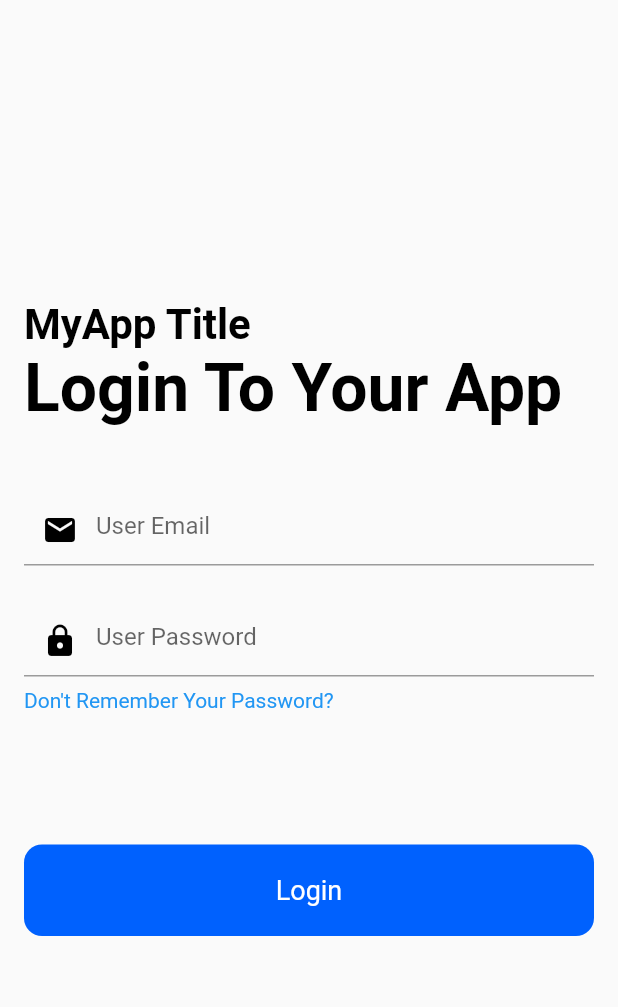
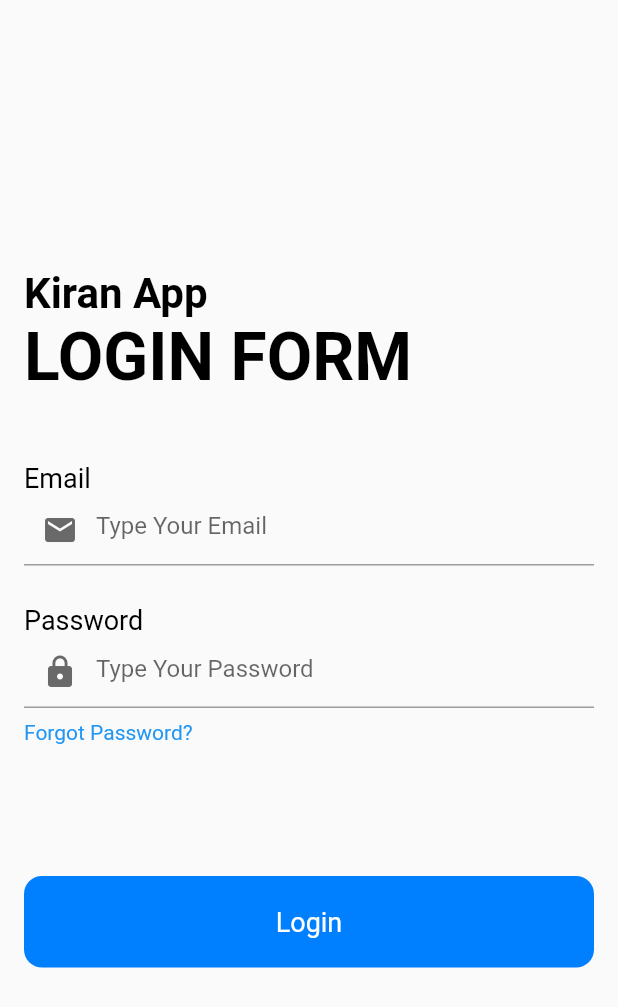
Before and after one commit to kiraninda/Flutter, a Flutter app: the screen it shows after launch, on a phone screen of 412 x 824 dp. Shown: the top 1007 px of the screen. Run offline on Flutter 3.47's test engine with Material 2 defaults, Android fonts, the phone set to English and light mode, and no system bars; our stand-ins replace firebase_auth, firebase_core; accounts and stored records are empty.

Commit message:
Flutter Project

```diff
--- a/lib/main.dart
+++ b/lib/main.dart
@@ -1,6 +1,9 @@
+import 'package:firebase_core/firebase_core.dart';
+import 'package:firebase_auth/firebase_auth.dart';
 import 'package:flutter/material.dart';
 
 void main() {
+
   runApp(const MyApp());
 }
 
@@ -51,37 +54,43 @@ class _LoginState extends State<Login> {
         mainAxisAlignment: MainAxisAlignment.center,
         crossAxisAlignment: CrossAxisAlignment.start,
         children: [
-          const Text("MyApp Title", style:TextStyle(color: Colors.black, fontSize: 28.0,
+          const Text("Kiran App", style:TextStyle(color: Colors.black, fontSize: 28.0,
           fontWeight: FontWeight.bold,
           ),
           ),
-          const Text("Login To Your App",style: TextStyle(color: Colors.black, fontSize: 44.0, fontWeight:FontWeight.bold,
+          const Text("LOGIN FORM",style: TextStyle(color: Colors.black, fontSize: 44.0, fontWeight:FontWeight.bold,
           ),
           ),
           const SizedBox(height: 44.0,
+          ),
+          const Text("Email", style:TextStyle(color: Colors.black, fontSize: 18.0,
+          ),
           ),
           TextField(
             controller: _emailController,
             keyboardType: TextInputType.emailAddress,
             decoration: const InputDecoration(
-              hintText: "User Email",
-              prefixIcon: Icon(Icons.mail, color: Colors.black),
+              hintText: "Type Your Email",
+              prefixIcon: Icon(Icons.mail, color: Color.fromARGB(255, 105, 105, 105)),
               ),
           ),
           const SizedBox(
             height: 26.0,
           ),
+          const Text("Password", style:TextStyle(color: Colors.black, fontSize: 18.0,
+          ),
+          ),
           TextField(
             controller: _passwordController,
             obscureText: true,
             decoration: const InputDecoration(
-              hintText: "User Password",
-              prefixIcon: Icon(Icons.lock, color: Colors.black),
+              hintText: "Type Your Password",
+              prefixIcon: Icon(Icons.lock, color: Color.fromARGB(255, 105, 105, 105)),
               ),
           ),
           const SizedBox(height: 8.0,
           ),
-          const Text("Don't Remember Your Password?",
+          const Text("Forgot Password?",
           style: TextStyle(color: Colors.blue),
           ),
           const SizedBox(
@@ -90,7 +99,7 @@ class _LoginState extends State<Login> {
           Container(
             width: double.infinity,
             child: RawMaterialButton(
-              fillColor: const Color.fromARGB(255, 0, 97, 254),
+              fillColor: Color.fromARGB(255, 0, 127, 254),
               elevation: 0.0,
               padding: const EdgeInsets.symmetric(vertical: 20.0),
               shape: RoundedRectangleBorder(borderRadius: BorderRadius.circular(12.0)),
--- a/pubspec.yaml
+++ b/pubspec.yaml
@@ -35,6 +35,8 @@ dependencies:
   # The following adds the Cupertino Icons font to your application.
   # Use with the CupertinoIcons class for iOS style icons.
   cupertino_icons: ^1.0.2
+  firebase_core: ^2.15.1
+  firebase_auth: ^4.8.0
 
 dev_dependencies:
   flutter_test:
```
Also changed, not shown: pubspec.lock, 6 other files.
